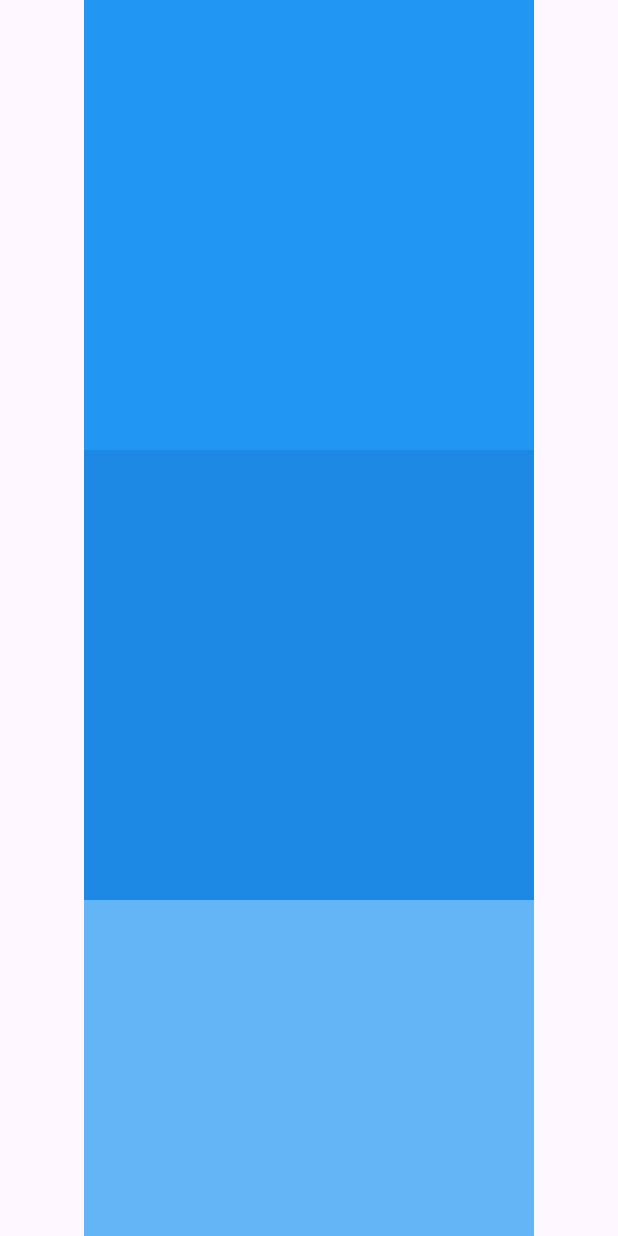
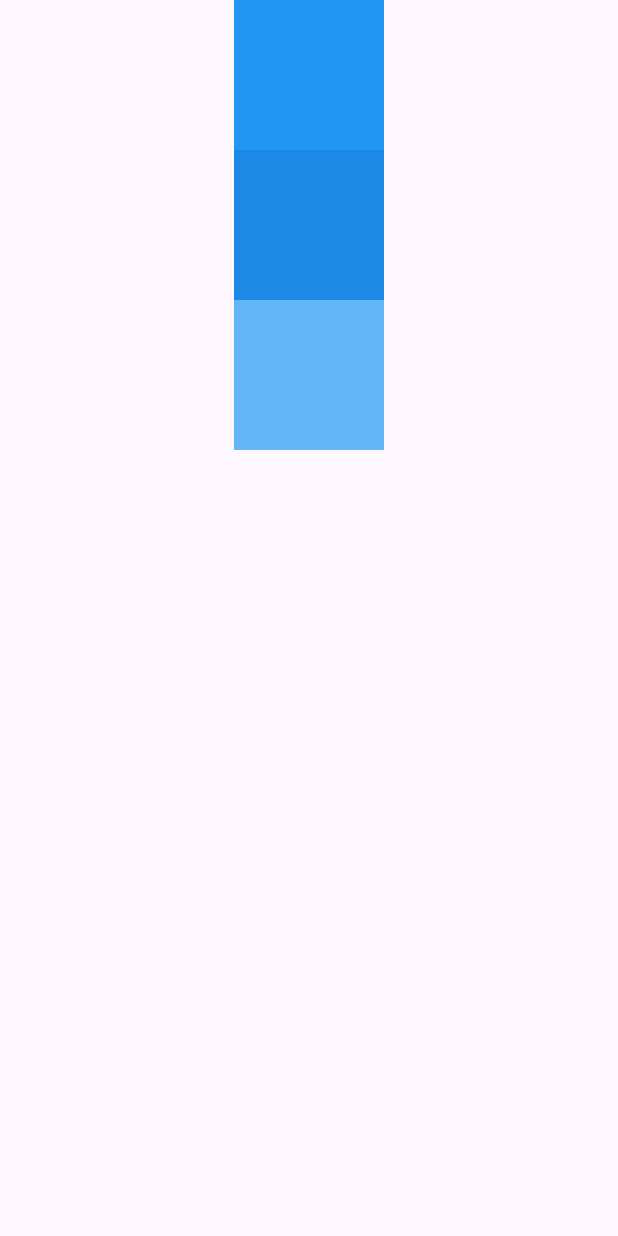
Before and after one commit to adedayo924/Flutter-App-Development-Training, a Flutter app: the screen it shows after launch, on a phone screen of 412 x 824 dp. Run offline on Flutter 3.47's test engine with Material 3 defaults, Android fonts, the phone set to English and light mode, and no system bars.

Commit message:
ready to test the overflow

```diff
--- a/Beginner_Projects/overcoming_overflow/lib/main.dart
+++ b/Beginner_Projects/overcoming_overflow/lib/main.dart
@@ -10,23 +10,24 @@ class MainApp extends StatelessWidget {
   @override
   Widget build(BuildContext context) {
     return MaterialApp(
+      debugShowCheckedModeBanner: false,
       home: Scaffold(
         body: Center(
             child: Column(
           children: [
             Container(
-              width: 300,
-              height: 300,
+              width: 100,
+              height: 100,
               color: Colors.blue,
             ),
             Container(
-              width: 300,
-              height: 300,
+              width: 100,
+              height: 100,
               color: Colors.blue.shade600,
             ),
             Container(
-              width: 300,
-              height: 300,
+              width: 100,
+              height: 100,
               color: Colors.blue.shade300,
             ),
           ],
```
